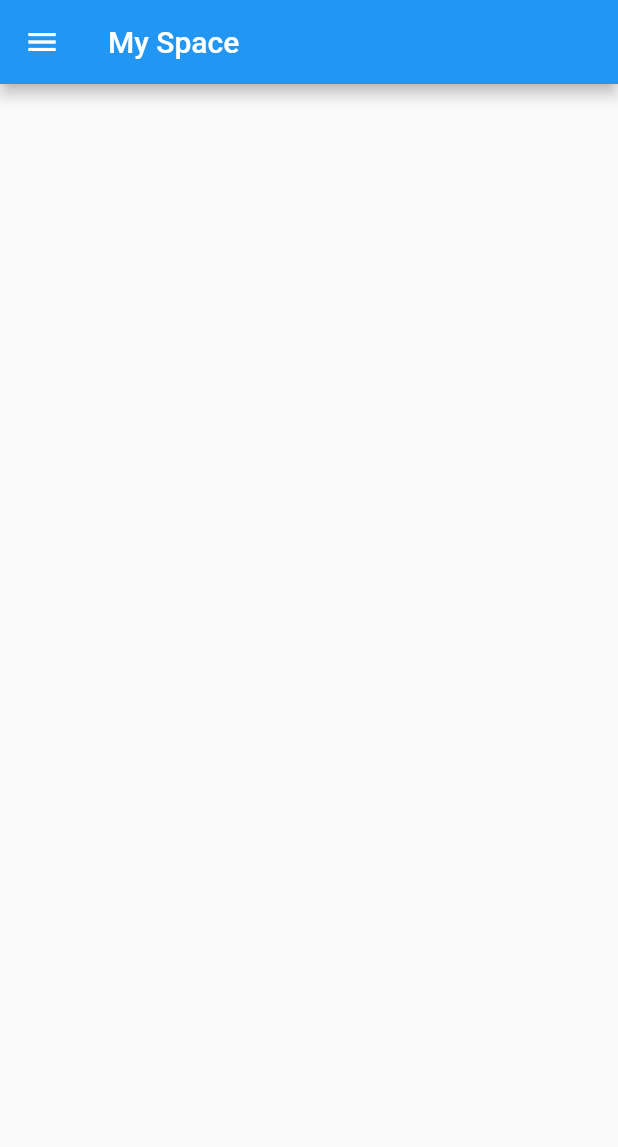
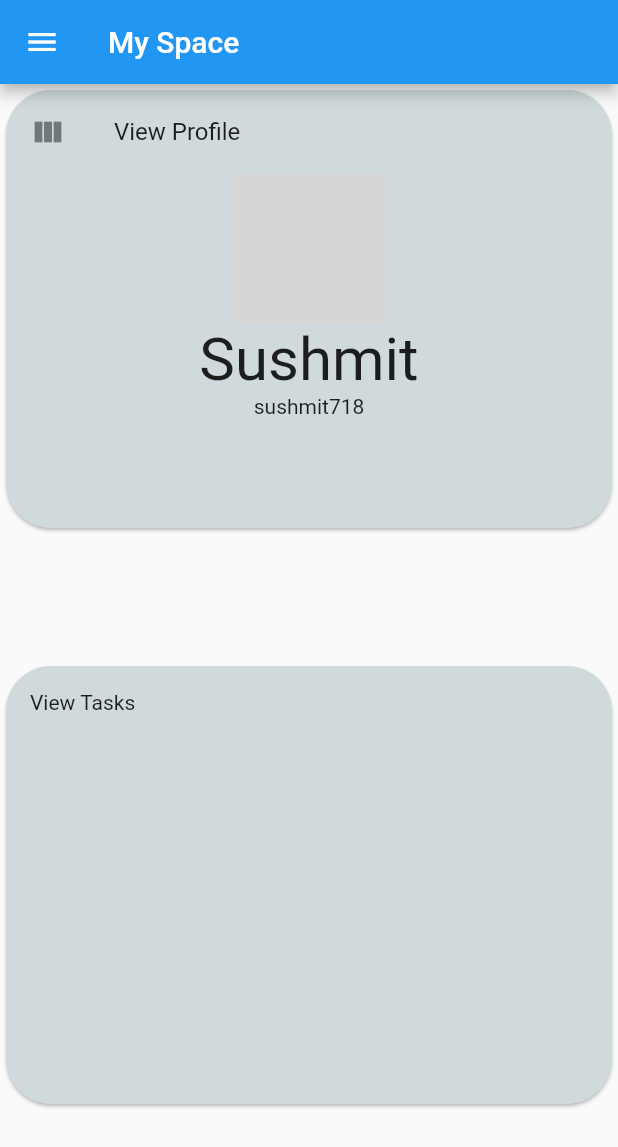
Before and after one commit to redducc/atom_td, a Flutter app: the screen it shows after launch, on a phone screen of 412 x 824 dp. Shown: the top 1147 px of the screen. Run offline on Flutter 3.47's test engine with Material 2 defaults, Android fonts, the light colour scheme and no system bars; generated files the repository leaves out were written again; network calls fail; grey boxes are pictures that could not be loaded.

Commit message:
atom: Little work on myspace

```diff
--- a/lib/pages/myspace.dart
+++ b/lib/pages/myspace.dart
@@ -9,6 +9,79 @@ class MySpace extends StatelessWidget {
       appBar: AppBar(
         title: Text('My Space'),
       ),
+      body: Container(
+        child: Column(
+          children: <Widget>[
+            Expanded(child: ProfileCardWidget()),
+            Expanded(child: TasksCardWidget())
+          ],
+        ),
+      ),
     );
   }
 }
+
+class ProfileCardWidget extends StatelessWidget {
+  const ProfileCardWidget({super.key});
+
+  @override
+  Widget build(BuildContext context) {
+    return MaterialApp(
+      home: Scaffold(
+        body: Container(
+          height: 300,
+          child: Card(
+            shape: RoundedRectangleBorder(
+                borderRadius: BorderRadius.circular(30.0)),
+            color: Color.fromRGBO(208, 218, 221, 1),
+            child: Column(
+              children: <Widget>[
+                const ListTile(
+                  leading: Icon(Icons.view_column),
+                  title: Text('View Profile'),
+                ),
+                const CircleAvatar(
+                  radius: 50,
+                  backgroundImage: NetworkImage(
+                      'https://avatars.githubusercontent.com/u/80753594?v=4'),
+                ),
+                Text(
+                  'Sushmit',
+                  style: TextStyle(fontSize: 40),
+                ),
+                Text('sushmit718')
+              ],
+            ),
+          ),
+        ),
+      ),
+    );
+  }
+}
+
+class TasksCardWidget extends StatelessWidget {
+  const TasksCardWidget({super.key});
+
+  @override
+  Widget build(BuildContext context) {
+    return MaterialApp(
+      home: Scaffold(
+        body: Container(
+          height: 300,
+          child: Card(
+            shape: RoundedRectangleBorder(
+                borderRadius: BorderRadius.circular(30.0)),
+            color: Color.fromRGBO(208, 218, 221, 1),
+            child: Column(
+              children: <Widget>[
+                const ListTile(
+                  leading: Text('View Tasks'),
+                )
+              ],
+            ),
+          ),
+        ),
+      ),
+    );
+  }
+}
```
